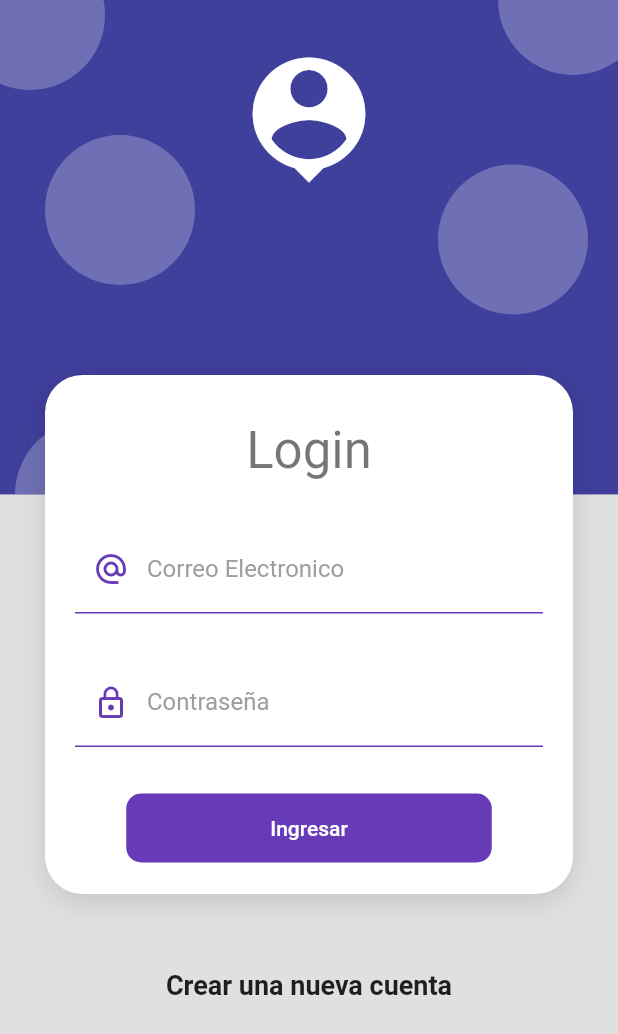
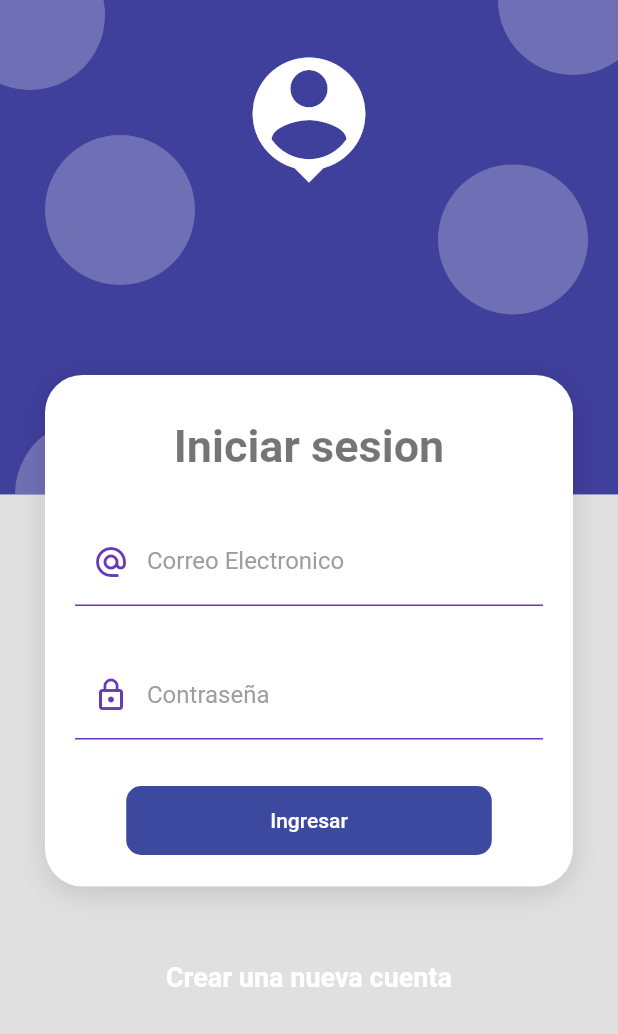
Before and after one commit to arielbakal/login_backend, a Flutter app: the screen it shows after launch, on a phone screen of 412 x 824 dp. Shown: the top 1034 px of the screen. Run offline on Flutter 3.47's test engine with Material 2 defaults, Android fonts, the phone set to English and light mode, and no system bars; our stand-ins replace firebase_core; accounts and stored records are empty.

```diff
--- a/lib/screens/login_screen.dart
+++ b/lib/screens/login_screen.dart
@@ -1,13 +1,22 @@
+import 'package:firebase_core/firebase_core.dart';
 import 'package:flutter/material.dart';
 import 'package:productos_app/providers/login_form_provider.dart';
 import 'package:productos_app/ui/input_decorations.dart';
 import 'package:productos_app/widgets/widgets.dart';
 import 'package:provider/provider.dart';
 
-
-class LoginScreen extends StatelessWidget {
+class LoginScreen extends StatefulWidget {
 
   const LoginScreen({Key? key}) : super(key: key);
+
+  @override
+  State<LoginScreen> createState() => _LoginScreenState();
+}
+
+class _LoginScreenState extends State<LoginScreen> {
+
+
+
 
   @override
   Widget build(BuildContext context) {
@@ -26,7 +35,7 @@ class LoginScreen extends StatelessWidget {
                   children: [
 
                     const SizedBox( height: 10),
-                    Text('Login', style: Theme.of(context).textTheme.headline4),
+                    const Text('Iniciar sesion', style: TextStyle( fontSize: 30, fontWeight: FontWeight.bold, color: Colors.black54)),
                     const SizedBox( height: 30 ),
 
                     ChangeNotifierProvider(
@@ -38,7 +47,7 @@ class LoginScreen extends StatelessWidget {
               ),
 
               const SizedBox( height: 50,),
-              const Text('Crear una nueva cuenta', style: TextStyle(fontSize:  18, fontWeight: FontWeight.bold)),
+              const Text('Crear una nueva cuenta', style: TextStyle(fontSize:  18, fontWeight: FontWeight.bold, color: Colors.white)),
               const SizedBox( height: 50,),
             ],
           )
@@ -48,8 +57,21 @@ class LoginScreen extends StatelessWidget {
   }
 }
 
-class _LoginForm extends StatelessWidget {
 
+
+class _LoginForm extends StatefulWidget {
+
+  static Future<User?> loginUsingEmailPassword(
+    required String email,
+    required String password,
+    required BuildContext conext
+   ) async {})
+
+  @override
+  State<_LoginForm> createState() => _LoginFormState();
+}
+
+class _LoginFormState extends State<_LoginForm> {
   @override
   Widget build(BuildContext context) {
 
@@ -66,6 +88,7 @@ class _LoginForm extends StatelessWidget {
             TextFormField(
               autocorrect: false,
               keyboardType: TextInputType.emailAddress,
+              //controller: emailcontroller,
               decoration: InputDecorations.authInputDecoration(
                 hintText: 'usuario@mail.com',
                 labelText: 'Correo Electronico',
@@ -89,10 +112,12 @@ class _LoginForm extends StatelessWidget {
               autocorrect: false,
               obscureText: true,
               keyboardType: TextInputType.emailAddress,
+              //controller: passwordcontroller,
               decoration: InputDecorations.authInputDecoration(
                 hintText: '******',
                 labelText: 'Contraseña',
-                prefixIcon: Icons.lock_outline
+                prefixIcon: Icons.lock_outline,
+
               ),
               onChanged: ( value ) => loginForm.password = value,
               validator: ( value ) {
@@ -110,16 +135,7 @@ class _LoginForm extends StatelessWidget {
               shape: RoundedRectangleBorder(borderRadius: BorderRadius.circular(10)),
               disabledColor:  Colors.grey,
               elevation: 0,
-              color: Colors.deepPurple,
-              child: Container(
-                padding: EdgeInsets.symmetric( horizontal: 80, vertical:  15),
-                child: Text(
-                  loginForm.isLoading
-                    ? 'Espere'
-                    : 'Ingresar',
-                  style: TextStyle( color: Colors.white ),
-                )
-              ),
+              color: Colors.indigo.shade800.withOpacity(0.9),
               onPressed: loginForm.isLoading ? null : () async {
 
                 FocusScope.of(context).unfocus();
@@ -132,6 +148,15 @@ class _LoginForm extends StatelessWidget {
 
                 Navigator.pushReplacementNamed(context, 'home');
               },
+              child: Container(
+                padding: EdgeInsets.symmetric( horizontal: 80, vertical:  15),
+                child: Text(
+                  loginForm.isLoading
+                    ? 'Espere'
+                    : 'Ingresar',
+                  style: TextStyle( color: Colors.white ),
+                )
+              ),
             )
 
           ],
```
